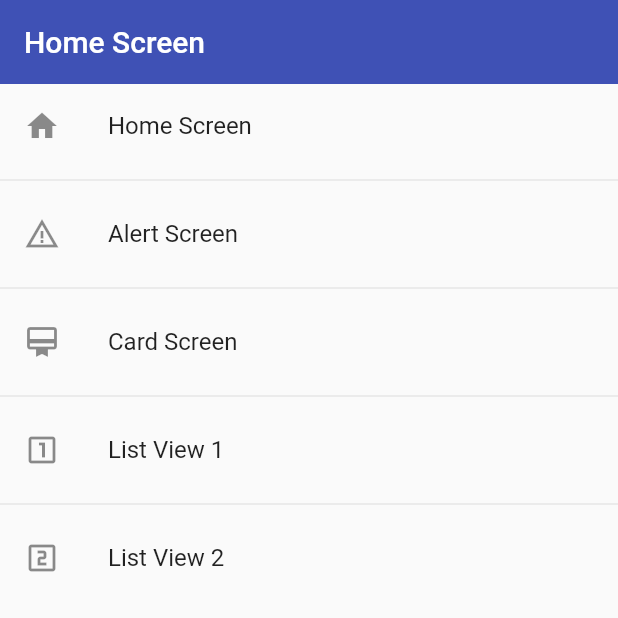
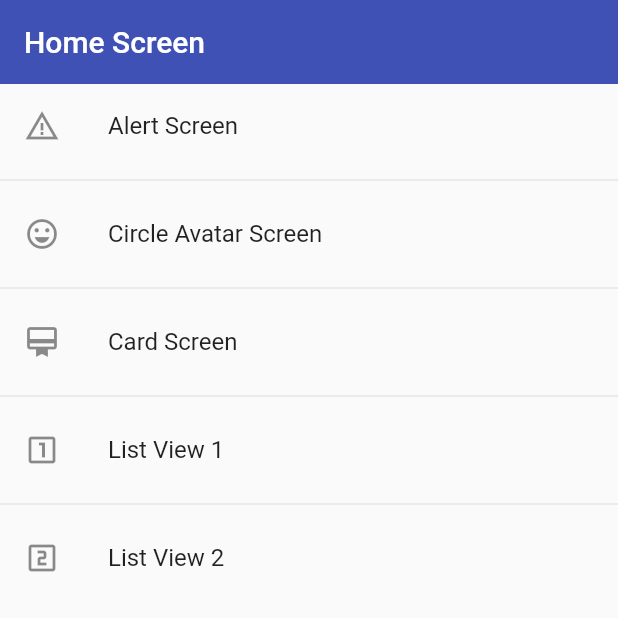
Before and after one commit to WaAlvis/fl_components, a Flutter app: the screen it shows after launch, on a phone screen of 412 x 824 dp, the top half of it. Run offline on Flutter 3.47's test engine with Material 2 defaults, Android fonts, the phone set to English and light mode, and no system bars; missing offline and left inert: dart:ffi.

Commit message:
add Circle avatar screen

```diff
--- a/lib/router/app_route.dart
+++ b/lib/router/app_route.dart
@@ -7,16 +7,21 @@ class AppRoute {
   static const initialRoute = 'home';
 
   static final menuOptions = <MenuOption>[
-    MenuOption(
-        icon: Icons.home,
-        nameRoute: 'home',
-        name: 'Home Screen',
-        screen: const HomeScreen()),
+    // MenuOption(
+    //     icon: Icons.home,
+    //     nameRoute: 'home',
+    //     name: 'Home Screen',
+    //     screen: const HomeScreen()),
     MenuOption(
         icon: Icons.warning_amber,
         nameRoute: 'alert',
         name: 'Alert Screen',
         screen: const AlertScreen()),
+         MenuOption(
+        icon: Icons.emoji_emotions_outlined,
+        nameRoute: 'circle_avatar',
+        name: 'Circle Avatar Screen',
+        screen: const CircleAvatarScreen()),
     MenuOption(
         icon: Icons.card_membership,
         nameRoute: 'card',
@@ -35,7 +40,9 @@ class AppRoute {
   ];
 
   static Map<String, Widget Function(BuildContext)> getAppRoutes() {
-    Map<String, Widget Function(BuildContext)> appRoutes = {};
+    Map<String, Widget Function(BuildContext)> appRoutes = {
+      'home': (_) => const HomeScreen(),
+    };
 
     for (final option in menuOptions) {
       appRoutes.addAll({option.nameRoute: (_) => option.screen});
--- a/lib/screens/screens.dart
+++ b/lib/screens/screens.dart
@@ -1,5 +1,6 @@
 export 'package:fl_components/screens/alert_screen.dart';
 export 'package:fl_components/screens/card_screen.dart';
+export 'package:fl_components/screens/circle_avatar_screen.dart';
 export 'package:fl_components/screens/home_screen.dart';
 export 'package:fl_components/screens/listview1_screen.dart';
 export 'package:fl_components/screens/listview2_screen.dart';
```
Also changed, not shown: lib/screens/circle_avatar_screen.dart (added, +27 -0 lines).
